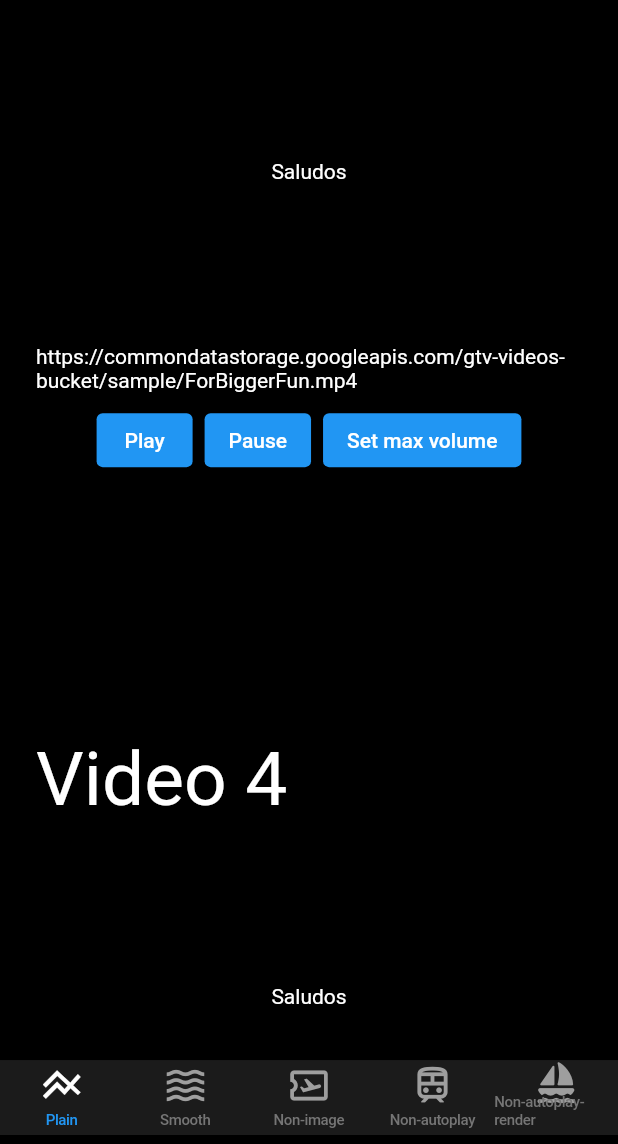
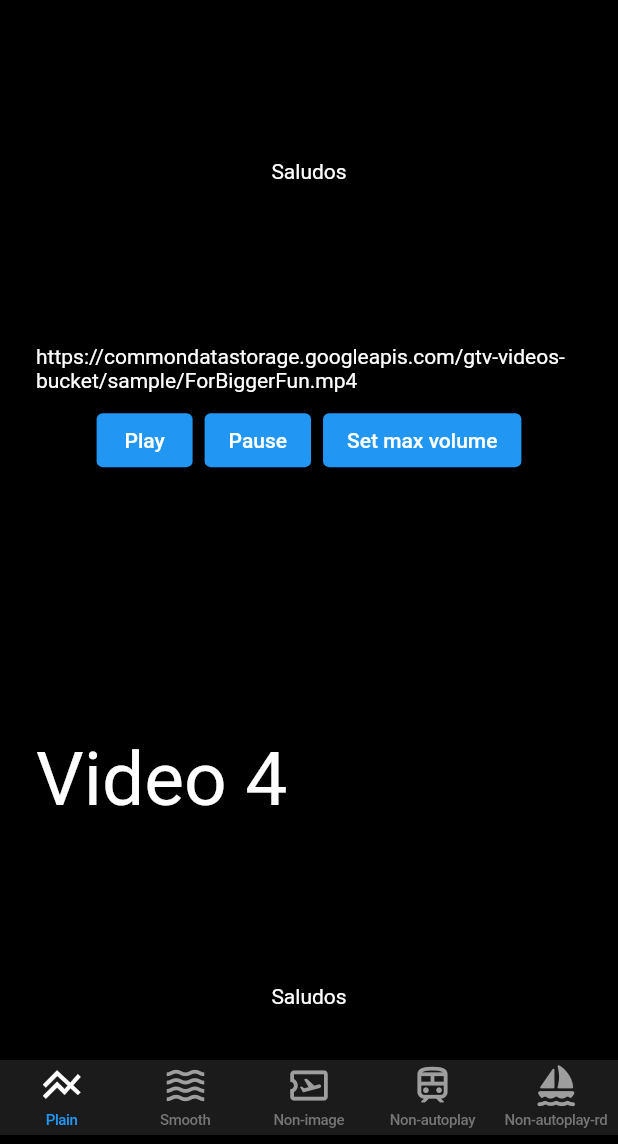
Before and after one commit to jmquilez/insta_feed, a Flutter app: the screen it shows after launch, scrolled down 1728 dp, on a phone screen of 412 x 824 dp, the part 92-1236 px from its top. Run offline on Flutter 3.47's test engine with Material 2 defaults, Android fonts, the phone set to English and light mode, and no system bars; our stand-ins replace better_player, cloud_firestore, connectivity_plus, flutter_svg, logger, nil and 2 more; missing offline and left inert: keframe, smooth; accounts and stored records are empty.

Commit message:
fin-before

```diff
--- a/lib/screens/feed/video/reusable/reusable_video_list_widget_clean.dart
+++ b/lib/screens/feed/video/reusable/reusable_video_list_widget_clean.dart
@@ -115,6 +115,7 @@ class _ReusableVideoListWidgetCleanState
     }
     if (controller != null) {
       await controller!.pause();
+      //EVENT LISTENER RELATED JANK??
       controller!.removeEventsListener(onPlayerEvent);
       BpRegistryElem? elem = widget.videoListController!.getElem(controller!);
       widget.videoListController!.freeBetterPlayerController(elem);
--- a/lib/screens/home/home.dart
+++ b/lib/screens/home/home.dart
@@ -79,7 +79,7 @@ class _HomeState extends State<Home> {
             BottomNavigationBarItem(
               icon: Icon(Icons.sailing_rounded,
                   color: _page == 3 ? primaryColor : secondaryColor),
-              label: 'Non-autoplay-render',
+              label: 'Non-autoplay-rd',
               backgroundColor: primaryColor,
             ),
           ],
```
